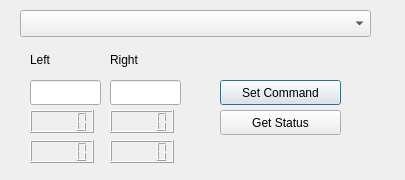
This is ui/littlebot_gui.ui in NestorDP/littlebot_rqt_plugin as Qt 5 draws it before an edit. The edited form follows.
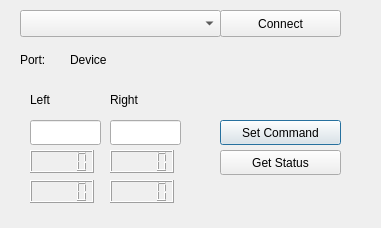
This is the edited form.

Commit message: ✨ feat(littlebot_gui): Add push button to set up communication with hardware

The edit to the form file:
```diff
--- a/ui/littlebot_gui.ui
+++ b/ui/littlebot_gui.ui
@@ -6,8 +6,8 @@
    <rect>
     <x>0</x>
     <y>0</y>
-    <width>405</width>
-    <height>180</height>
+    <width>381</width>
+    <height>228</height>
    </rect>
   </property>
   <property name="windowTitle">
@@ -17,7 +17,7 @@
    <property name="geometry">
     <rect>
      <x>220</x>
-     <y>80</y>
+     <y>120</y>
      <width>121</width>
      <height>25</height>
     </rect>
@@ -30,7 +30,7 @@
    <property name="geometry">
     <rect>
      <x>30</x>
-     <y>80</y>
+     <y>120</y>
      <width>71</width>
      <height>25</height>
     </rect>
@@ -40,7 +40,7 @@
    <property name="geometry">
     <rect>
      <x>110</x>
-     <y>80</y>
+     <y>120</y>
      <width>71</width>
      <height>25</height>
     </rect>
@@ -50,7 +50,7 @@
    <property name="geometry">
     <rect>
      <x>220</x>
-     <y>110</y>
+     <y>150</y>
      <width>121</width>
      <height>25</height>
     </rect>
@@ -63,7 +63,7 @@
    <property name="geometry">
     <rect>
      <x>30</x>
-     <y>110</y>
+     <y>150</y>
      <width>64</width>
      <height>23</height>
     </rect>
@@ -73,7 +73,7 @@
    <property name="geometry">
     <rect>
      <x>30</x>
-     <y>140</y>
+     <y>180</y>
      <width>64</width>
      <height>23</height>
     </rect>
@@ -83,7 +83,7 @@
    <property name="geometry">
     <rect>
      <x>110</x>
-     <y>110</y>
+     <y>150</y>
      <width>64</width>
      <height>23</height>
     </rect>
@@ -93,7 +93,7 @@
    <property name="geometry">
     <rect>
      <x>110</x>
-     <y>140</y>
+     <y>180</y>
      <width>64</width>
      <height>23</height>
     </rect>
@@ -103,7 +103,7 @@
    <property name="geometry">
     <rect>
      <x>30</x>
-     <y>50</y>
+     <y>90</y>
      <width>66</width>
      <height>19</height>
     </rect>
@@ -116,7 +116,7 @@
    <property name="geometry">
     <rect>
      <x>110</x>
-     <y>50</y>
+     <y>90</y>
      <width>66</width>
      <height>19</height>
     </rect>
@@ -130,11 +130,50 @@
     <rect>
      <x>20</x>
      <y>10</y>
-     <width>351</width>
+     <width>201</width>
      <height>27</height>
     </rect>
    </property>
   </widget>
+  <widget class="QPushButton" name="push_connect">
+   <property name="geometry">
+    <rect>
+     <x>220</x>
+     <y>10</y>
+     <width>121</width>
+     <height>27</height>
+    </rect>
+   </property>
+   <property name="text">
+    <string>Connect</string>
+   </property>
+  </widget>
+  <widget class="QLabel" name="label_port">
+   <property name="geometry">
+    <rect>
+     <x>20</x>
+     <y>50</y>
+     <width>41</width>
+     <height>19</height>
+    </rect>
+   </property>
+   <property name="text">
+    <string>Port:</string>
+   </property>
+  </widget>
+  <widget class="QLabel" name="label_device_port">
+   <property name="geometry">
+    <rect>
+     <x>70</x>
+     <y>50</y>
+     <width>66</width>
+     <height>19</height>
+    </rect>
+   </property>
+   <property name="text">
+    <string>Device</string>
+   </property>
+  </widget>
  </widget>
  <resources/>
  <connections/>
```
The commit also changes 2 other files.
